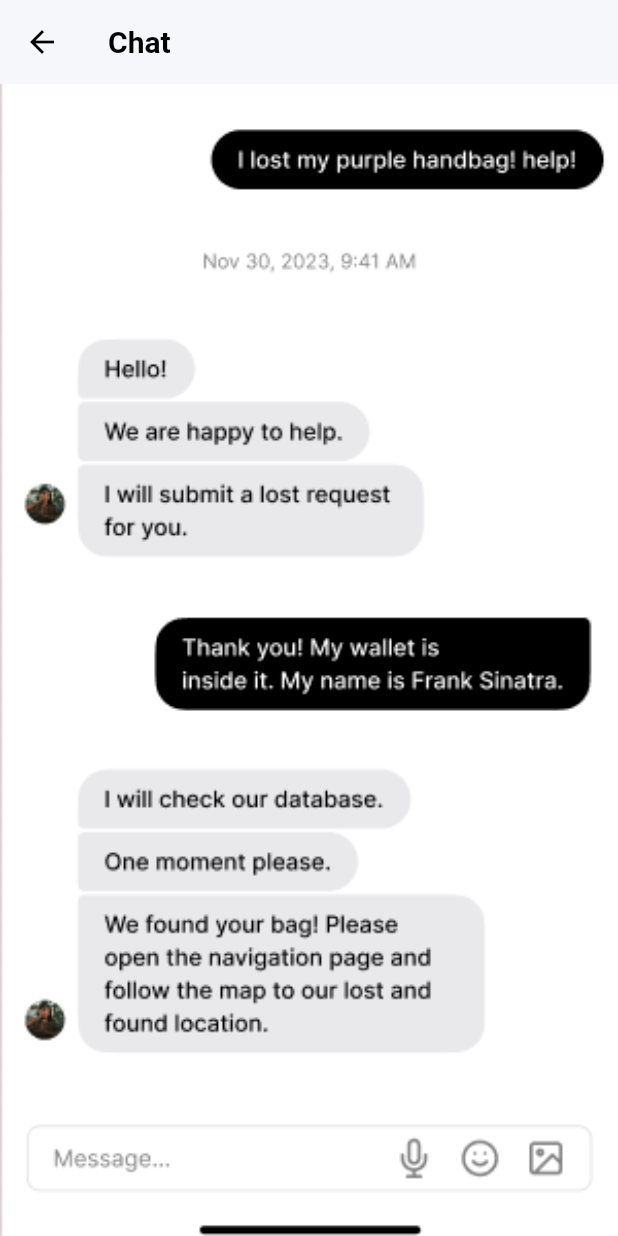
After one commit to amean101/Team7, a Flutter app: the ChatScreen screen opened by its route, on a phone screen of 412 x 824 dp. The commit adds this screen. Run offline on Flutter 3.47's test engine with Material 3 defaults, Android fonts, the phone set to English and light mode, and no system bars; our stand-ins replace cloud_firestore, firebase_auth, firebase_core, sqflite; accounts and stored records are empty.

Commit message:
added chat screen, updated main.dart and pubspec

```diff
--- a/lib/main.dart
+++ b/lib/main.dart
@@ -3,6 +3,7 @@ import 'package:firebase_core/firebase_core.dart';
 import 'package:firebase_auth/firebase_auth.dart';
 import 'firebase_options.dart';
 import 'pages/login.dart';
+import 'pages/chat.dart';
 
 const kPrimary = Color(0xFF3B82F6);
 const kSecondary = Color(0xFF10B981);
@@ -103,6 +104,7 @@ class TraceItApp extends StatelessWidget {
         '/lostItem': (_) => const LostItemScreen(),
         '/foundItem': (_) => const FoundItemScreen(),
         '/map': (_) => const MapScreen(),
+        '/chat': (_) => const ChatScreen(),
       },
     );
   }
@@ -210,7 +212,7 @@ class HomeScreen extends StatelessWidget {
                 ),
                 _FooterIconButton(
                   icon: Icons.chat_bubble_outline,
-                  onPressed: () {},
+                  onPressed: () => Navigator.pushNamed(context, '/chat'),
                 ),
               ],
             ),
--- /dev/null
+++ b/lib/pages/chat.dart
@@ -0,0 +1,51 @@
+import 'package:flutter/material.dart';
+
+class ChatScreen extends StatelessWidget {
+  const ChatScreen({super.key});
+
+  @override
+  Widget build(BuildContext context) {
+    return Scaffold(
+      appBar: AppBar(
+        title: const Text('Chat'),
+        leading: IconButton(
+          icon: const Icon(Icons.arrow_back),
+          onPressed: () => Navigator.of(context).pop(),
+        ),
+      ),
+      body: const _FullScreenPlaceholderImage(),
+    );
+  }
+}
+
+class _FullScreenPlaceholderImage extends StatelessWidget {
+  const _FullScreenPlaceholderImage();
+
+  @override
+  Widget build(BuildContext context) {
+    return SizedBox.expand(
+      child: Image.asset(
+        'assets/chat.png',
+        fit: BoxFit.cover,
+        errorBuilder: (context, error, stackTrace) {
+          return Container(
+            color: Colors.grey,
+            child: const Center(
+              child: Column(
+                mainAxisSize: MainAxisSize.min,
+                children: [
+                  Icon(Icons.image, size: 72, color: Colors.black54),
+                  SizedBox(height: 12),
+                  Text(
+                    'Chat image placeholder',
+                    style: TextStyle(color: Colors.black54),
+                  ),
+                ],
+              ),
+            ),
+          );
+        },
+      ),
+    );
+  }
+}
--- a/lib/pages/lost_item.dart
+++ b/lib/pages/lost_item.dart
@@ -1,7 +1,7 @@
 import 'package:flutter/material.dart';
 
 class LostItemScreen extends StatelessWidget {
-  const LostItemScreen({Key? key}) : super(key: key);
+  const LostItemScreen({super.key});
   @override
   Widget build(BuildContext context) => const Scaffold(body: SizedBox.shrink());
 }
--- a/pubspec.yaml
+++ b/pubspec.yaml
@@ -65,6 +65,9 @@ flutter:
   # To add assets to your application, add an assets section, like this:
   assets:
     - assets/traceit_logo.png
+    - assets/chat.png
+    - assets/map.png
+    - assets/traceit_mini_logo.png
 
   # An image asset can refer to one or more resolution-specific "variants", see
   # https://flutter.dev/to/resolution-aware-images
```
Also changed, not shown: assets/chat.png (added), assets/map.png (renamed from assets/traceit_map_placeholder.png).
